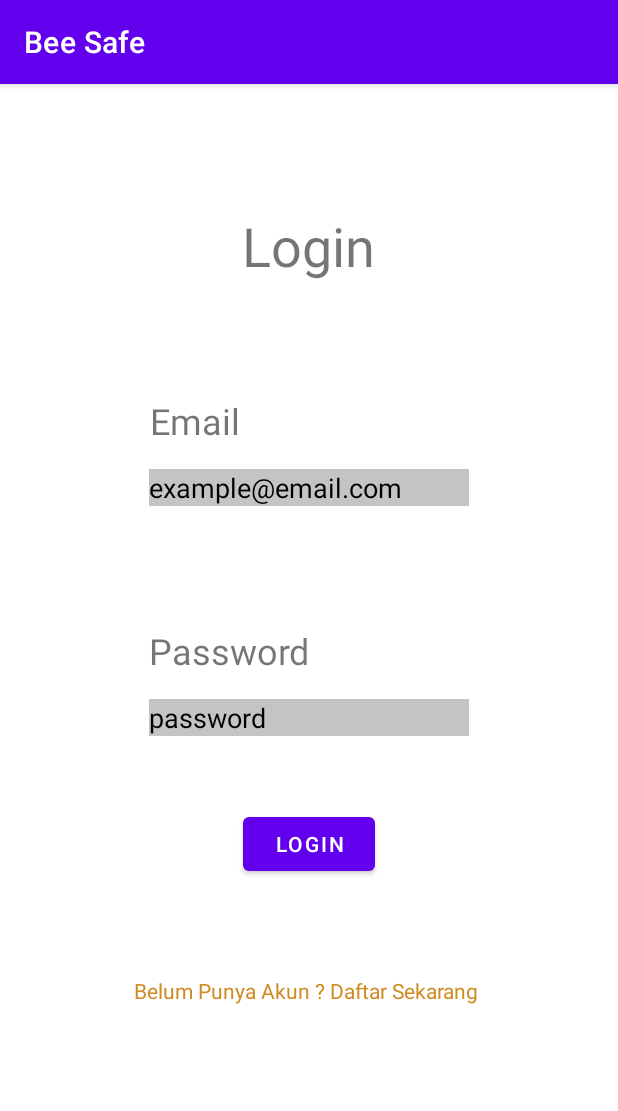
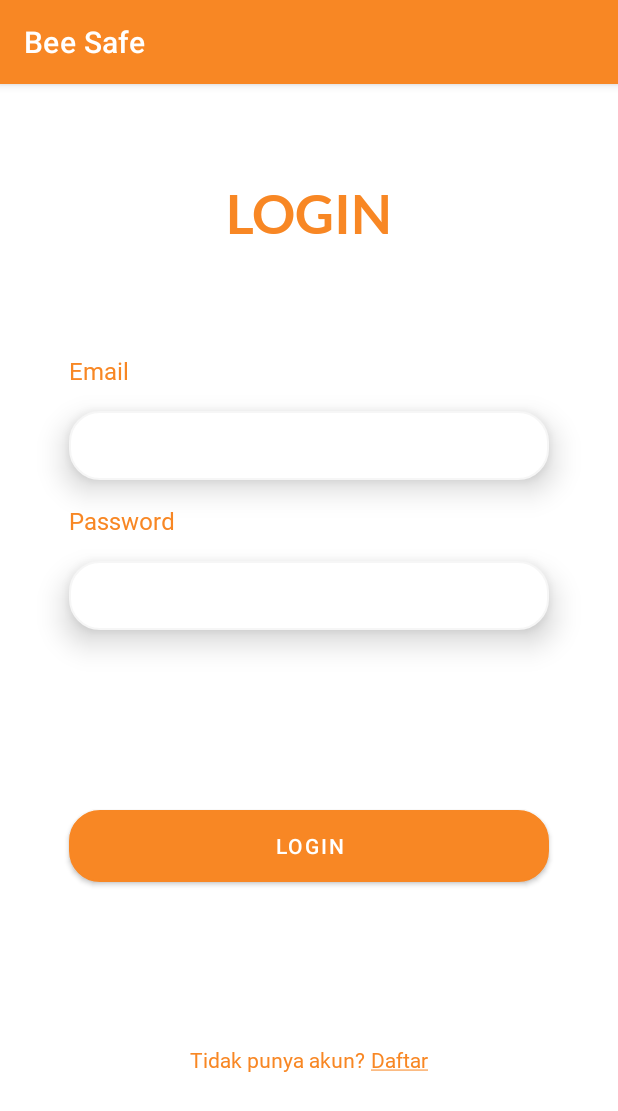
Before and after one commit to reynardets/BeeSafe, an Android app: the screen it shows after launch (LoginActivity), on a phone screen of 412 x 824 dp. Shown: the top 1111 px of the screen. Run offline under Robolectric (Android 15) with nearby library versions, the phone set to English and light mode, and no system bars; our stand-ins replace Firebase (no records; nobody signed in at launch, a user with empty details on screens opened directly).

Commit message:
Login Page

```diff
--- /dev/null
+++ b/app/src/main/res/drawable/edit_text.xml
@@ -0,0 +1,10 @@
+<?xml version="1.0" encoding="utf-8"?>
+<shape android:shape="rectangle" xmlns:android="http://schemas.android.com/apk/res/android">
+
+    <corners android:radius="20dp"/>
+    <solid android:color="@color/white"/>
+    <size android:height="46dp"/>
+    <stroke android:width="1dp"
+        android:color="@color/darker_white"/>
+
+</shape>
--- a/app/src/main/res/layout/activity_login.xml
+++ b/app/src/main/res/layout/activity_login.xml
@@ -10,13 +10,14 @@
         android:id="@+id/txt_login"
         android:layout_width="wrap_content"
         android:layout_height="wrap_content"
-        android:layout_marginStart="161dp"
-        android:layout_marginTop="83dp"
-        android:layout_marginEnd="161dp"
-        android:text="Login"
+        android:layout_marginStart="16dp"
+        android:layout_marginTop="64dp"
+        android:layout_marginEnd="16dp"
+        android:fontFamily="@font/lato_bold"
+        android:text="@string/login"
+        android:textColor="@color/dark_orange"
         android:textSize="36sp"
         app:layout_constraintEnd_toEndOf="parent"
-        app:layout_constraintHorizontal_bias="0.0"
         app:layout_constraintStart_toStartOf="parent"
         app:layout_constraintTop_toTopOf="parent" />
 
@@ -24,32 +25,30 @@
         android:id="@+id/txt_email_login"
         android:layout_width="wrap_content"
         android:layout_height="wrap_content"
-        android:layout_marginStart="100dp"
-        android:layout_marginTop="76dp"
-        android:text="Email"
-        android:textSize="24sp"
+        android:layout_marginStart="46dp"
+        android:layout_marginTop="72dp"
+        android:fontFamily="@font/lato_semibold"
+        android:text="@string/email"
+        android:textColor="@color/dark_orange"
+        android:textSize="16sp"
         app:layout_constraintStart_toStartOf="parent"
         app:layout_constraintTop_toBottomOf="@+id/txt_login" />
 
     <EditText
         android:id="@+id/et_email_login"
-        android:layout_width="wrap_content"
+        android:layout_width="match_parent"
         android:layout_height="wrap_content"
-        android:layout_marginStart="99dp"
+        android:layout_marginStart="46dp"
         android:layout_marginTop="16dp"
-        android:layout_marginEnd="99dp"
-        android:background="#C4C4C4"
-        android:backgroundTint="#C4C4C4"
-        android:ems="10"
-        android:foregroundTint="#C4C4C4"
-        android:hint="example@email.com"
+        android:layout_marginEnd="46dp"
+        android:background="@drawable/edit_text"
+        android:elevation="12dp"
         android:inputType="textEmailAddress"
-        android:shadowColor="#C4C4C4"
+        android:paddingStart="8dp"
         android:textColor="@color/black"
-        android:textColorHint="@color/black"
+        android:fontFamily="@font/lato_regular"
         android:textSize="18sp"
         app:layout_constraintEnd_toEndOf="parent"
-        app:layout_constraintHorizontal_bias="0.0"
         app:layout_constraintStart_toStartOf="parent"
         app:layout_constraintTop_toBottomOf="@+id/txt_email_login" />
 
@@ -57,50 +56,80 @@
         android:id="@+id/txt_password_login"
         android:layout_width="wrap_content"
         android:layout_height="wrap_content"
-        android:layout_marginStart="99dp"
-        android:layout_marginTop="80dp"
-        android:text="Password"
-        android:textSize="24sp"
+        android:layout_marginStart="46dp"
+        android:layout_marginTop="16dp"
+        android:fontFamily="@font/lato_semibold"
+        android:text="@string/password"
+        android:textColor="@color/dark_orange"
+        android:textSize="16sp"
         app:layout_constraintStart_toStartOf="parent"
         app:layout_constraintTop_toBottomOf="@+id/et_email_login" />
 
     <EditText
         android:id="@+id/et_password_login"
-        android:layout_width="wrap_content"
+        android:layout_width="match_parent"
         android:layout_height="wrap_content"
-        android:layout_marginStart="99dp"
+        android:layout_marginStart="46dp"
         android:layout_marginTop="16dp"
-        android:background="#C4C4C4"
-        android:backgroundTint="#C4C4C4"
-        android:ems="10"
-        android:hint="password"
+        android:layout_marginEnd="46dp"
+        android:background="@drawable/edit_text"
+        android:elevation="12dp"
         android:inputType="textPassword"
-        android:textColorHint="#000000"
+        android:fontFamily="@font/lato_regular"
+        android:paddingStart="8dp"
         android:textSize="18sp"
+        app:layout_constraintEnd_toEndOf="parent"
         app:layout_constraintStart_toStartOf="parent"
         app:layout_constraintTop_toBottomOf="@+id/txt_password_login" />
 
     <Button
         android:id="@+id/btn_login"
-        android:layout_width="wrap_content"
+        android:layout_width="match_parent"
         android:layout_height="wrap_content"
-        android:layout_marginStart="161dp"
-        android:layout_marginTop="48dp"
-        android:layout_marginEnd="162dp"
+        android:layout_marginStart="46dp"
+        android:layout_marginTop="120dp"
+        android:layout_marginEnd="46dp"
+        android:background="@drawable/edit_text"
         android:text="Login"
+        android:backgroundTint="@color/dark_orange"
         app:layout_constraintEnd_toEndOf="parent"
         app:layout_constraintStart_toStartOf="parent"
         app:layout_constraintTop_toBottomOf="@+id/et_password_login" />
 
-    <TextView
-        android:id="@+id/txt_Register"
+    <LinearLayout
+        android:id="@+id/goToRegister"
         android:layout_width="wrap_content"
         android:layout_height="wrap_content"
-        android:layout_marginStart="89dp"
-        android:layout_marginTop="64dp"
-        android:text="Belum Punya Akun ? Daftar Sekarang"
-        android:textColor="#CF8B22"
+        android:layout_marginStart="8dp"
+        android:layout_marginEnd="8dp"
+        android:orientation="horizontal"
+        app:layout_constraintBottom_toBottomOf="parent"
+        app:layout_constraintEnd_toEndOf="parent"
         app:layout_constraintStart_toStartOf="parent"
-        app:layout_constraintTop_toBottomOf="@+id/btn_login" />
+        app:layout_constraintTop_toBottomOf="@+id/btn_login">
+
+        <TextView
+            android:layout_width="wrap_content"
+            android:layout_height="wrap_content"
+            android:layout_marginEnd="4dp"
+            android:fontFamily="@font/lato_semibold"
+            android:text="@string/goToRegister"
+            android:textColor="@color/dark_orange" />
+
+        <TextView
+            android:id="@+id/txt_Register"
+            android:layout_width="wrap_content"
+            android:layout_height="wrap_content"
+            android:text="@string/daftarIntent"
+            android:fontFamily="@font/lato_semibold"
+            android:textColor="@color/dark_orange"
+            android:onClick="onClick"
+            android:clickable="true"/>
+
+    </LinearLayout>
+
+
+
+
 
 </androidx.constraintlayout.widget.ConstraintLayout>
--- a/app/src/main/res/layout/activity_splash.xml
+++ b/app/src/main/res/layout/activity_splash.xml
@@ -36,7 +36,7 @@
             android:layout_marginEnd="8dp"
             android:fontFamily="@font/bahnschrift"
             android:text="@string/beeText"
-            android:textColor="@color/orange_primary"
+            android:textColor="@color/dark_orange"
             android:textSize="32sp" />
 
         <TextView
@@ -45,7 +45,7 @@
             android:layout_height="wrap_content"
             android:fontFamily="@font/bahnschrift"
             android:text="@string/safeText"
-            android:textColor="@color/black"
+            android:textColor="@color/dark_blue"
             android:textSize="32sp" />
 
     </LinearLayout>
--- a/app/src/main/res/values/colors.xml
+++ b/app/src/main/res/values/colors.xml
@@ -1,6 +1,8 @@
 <?xml version="1.0" encoding="utf-8"?>
 <resources>
-    <color name="orange_primary">#F88724</color>
+    <color name="dark_orange">#F88724</color>
+    <color name="young_orange">#F4BD20</color>
+    <color name="dark_blue">#28282E</color>
     <color name="purple_200">#FFBB86FC</color>
     <color name="purple_500">#FF6200EE</color>
     <color name="purple_700">#FF3700B3</color>
@@ -8,4 +10,5 @@
     <color name="teal_700">#FF018786</color>
     <color name="black">#FF000000</color>
     <color name="white">#FFFFFFFF</color>
+    <color name="darker_white">#F6F6F6</color>
 </resources>
--- a/app/src/main/res/values/strings.xml
+++ b/app/src/main/res/values/strings.xml
@@ -7,6 +7,11 @@
     <string name="title_notifications">Notifications</string>
     <string name="akun">Akun</string>
     <string name="lapor">Lapor</string>
+    <string name="email">Email</string>
     <string name="selamat_datang_user">Selamat Datang, User</string>
     <string name="logout">Logout</string>
+    <string name="login">LOGIN</string>
+    <string name="password">Password</string>
+    <string name="goToRegister">Tidak punya akun?</string>
+    <string name="daftarIntent"><u>Daftar</u></string>
 </resources>
--- a/app/src/main/res/values/themes.xml
+++ b/app/src/main/res/values/themes.xml
@@ -2,8 +2,8 @@
     <!-- Base application theme. -->
     <style name="Theme.BeeSafe" parent="Theme.MaterialComponents.DayNight.DarkActionBar">
         <!-- Primary brand color. -->
-        <item name="colorPrimary">@color/purple_500</item>
-        <item name="colorPrimaryVariant">@color/purple_700</item>
+        <item name="colorPrimary">@color/dark_orange</item>
+        <item name="colorPrimaryVariant">@color/young_orange</item>
         <item name="colorOnPrimary">@color/white</item>
         <!-- Secondary brand color. -->
         <item name="colorSecondary">@color/teal_200</item>
@@ -11,6 +11,5 @@
         <item name="colorOnSecondary">@color/black</item>
         <!-- Status bar color. -->
         <item name="android:statusBarColor" tools:targetApi="l">?attr/colorPrimaryVariant</item>
-        <!-- Customize your theme here. -->
     </style>
 </resources>
--- a/build.gradle
+++ b/build.gradle
@@ -6,7 +6,7 @@ buildscript {
         jcenter()
     }
     dependencies {
-        classpath "com.android.tools.build:gradle:4.1.3"
+        classpath 'com.android.tools.build:gradle:4.2.1'
         classpath "org.jetbrains.kotlin:kotlin-gradle-plugin:$kotlin_version"
         classpath 'com.google.gms:google-services:4.3.5'
 
```
Also changed, not shown: app/src/main/res/font/lato_black.ttf (added), app/src/main/res/font/lato_black_italic.ttf (added), app/src/main/res/font/lato_bold.ttf (added), app/src/main/res/font/lato_bold_italic.ttf (added), app/src/main/res/font/lato_italic.ttf (added), app/src/main/res/font/lato_light.ttf (added), app/src/main/res/font/lato_light_italic.ttf (added), app/src/main/res/font/lato_regular.ttf (added), app/src/main/res/font/lato_thin.ttf (added), app/src/main/res/font/lato_thin_italic.ttf (added), gradle/wrapper/gradle-wrapper.properties, 1 other file.
